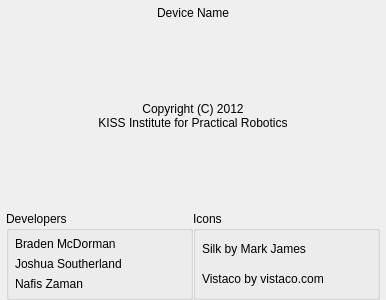
This is ui/AboutWidget.ui in kipr/botui as Qt 5 draws it before an edit. The edited form follows.
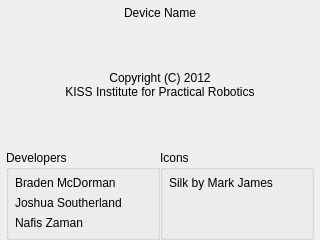
This is the edited form.

```diff
--- a/ui/AboutWidget.ui
+++ b/ui/AboutWidget.ui
@@ -6,8 +6,8 @@
    <rect>
     <x>0</x>
     <y>0</y>
-    <width>386</width>
-    <height>300</height>
+    <width>320</width>
+    <height>240</height>
    </rect>
   </property>
   <property name="windowTitle">
@@ -120,6 +120,19 @@
           </property>
          </widget>
         </item>
+        <item>
+         <spacer name="verticalSpacer_4">
+          <property name="orientation">
+           <enum>Qt::Vertical</enum>
+          </property>
+          <property name="sizeHint" stdset="0">
+           <size>
+            <width>20</width>
+            <height>1</height>
+           </size>
+          </property>
+         </spacer>
+        </item>
        </layout>
       </widget>
      </item>
@@ -140,11 +153,17 @@
          </widget>
         </item>
         <item>
-         <widget class="QLabel" name="label_6">
-          <property name="text">
-           <string>Vistaco by vistaco.com</string>
+         <spacer name="verticalSpacer">
+          <property name="orientation">
+           <enum>Qt::Vertical</enum>
           </property>
-         </widget>
+          <property name="sizeHint" stdset="0">
+           <size>
+            <width>20</width>
+            <height>40</height>
+           </size>
+          </property>
+         </spacer>
         </item>
        </layout>
       </widget>
```
Left out of the diff: 2 changed lines with no effect on the pictures.
